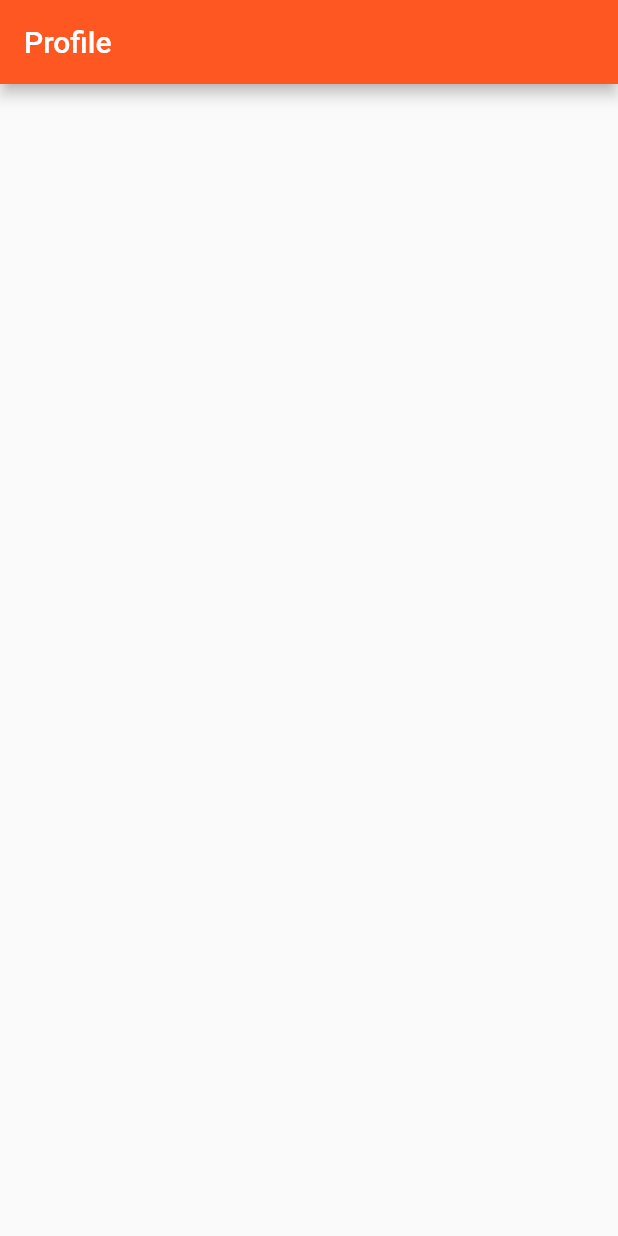
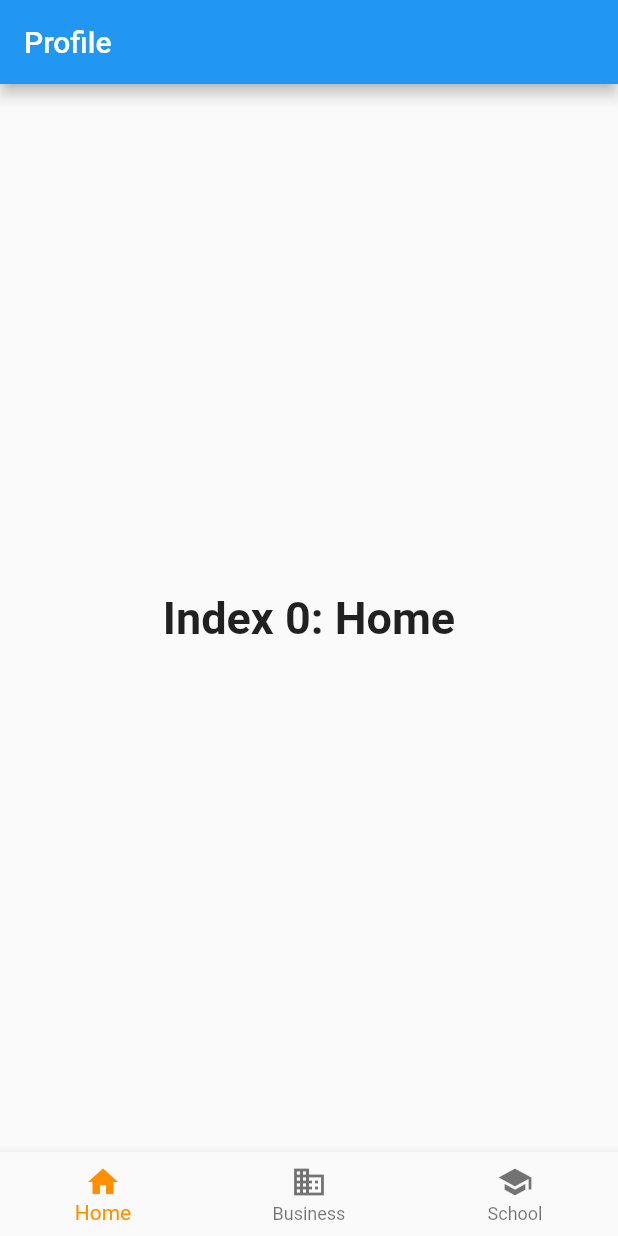
Before and after one commit to Jiinngerbread/TATAJ_MOBILE, a Flutter app: the Profile screen opened directly, on a phone screen of 412 x 824 dp. Run offline on Flutter 3.47's test engine with Material 2 defaults, Android fonts, the phone set to English and light mode, and no system bars.

Commit message:
added bottom navigation bar

```diff
--- a/split/lib/main.dart
+++ b/split/lib/main.dart
@@ -27,8 +27,9 @@
             bottom: TabBar(
               tabs: [
                 Tab(icon: Icon(Icons.home)),
+                Tab(icon: Icon(Icons.favorite)),
                 Tab(icon: Icon(Icons.portrait)),
-                Tab(icon: Icon(Icons.favorite)),
+
               ],
             ),
             title: Text('SPLIT'),
--- a/split/lib/screens/profile.dart
+++ b/split/lib/screens/profile.dart
@@ -4,15 +4,51 @@
 
 
 class Profile extends StatelessWidget {
+
+  int _selectedIndex = 0;
+static const TextStyle optionStyle = TextStyle(fontSize: 30, fontWeight: FontWeight.bold);
+static const List<Widget> _widgetOptions = <Widget>[
+  Text(
+    'Index 0: Home',
+    style: optionStyle,
+  ),
+  Text(
+     'Index 1: Business',
+     style: optionStyle,
+  ),
+  Text(
+     'Index 2: School',
+     style: optionStyle,
+  ),
+];
+
   @override
   Widget build(BuildContext context) {
     return new Scaffold(
-      appBar: new AppBar(title: new Text("Profile"), backgroundColor: Colors.deepOrange),
-      body: new Container(
-        child: new Center(
-          //child: GoalGrid(),
-        )
-      )
-    );
+      appBar: AppBar(
+      title: const Text('Profile'),
+    ),
+    body: Center(
+      child: _widgetOptions.elementAt(_selectedIndex),
+    ),
+      bottomNavigationBar: BottomNavigationBar(
+      items: const <BottomNavigationBarItem>[
+        BottomNavigationBarItem(
+          icon: Icon(Icons.home),
+          title: Text('Home'),
+        ),
+        BottomNavigationBarItem(
+          icon: Icon(Icons.business),
+          title: Text('Business'),
+        ),
+        BottomNavigationBarItem(
+          icon: Icon(Icons.school),
+          title: Text('School'),
+        ),
+      ],
+      currentIndex: _selectedIndex,
+      selectedItemColor: Colors.amber[800],
+    ),
+  );
   }
 }
--- a/split/lib/shared/bottom_tab.dart
+++ b/split/lib/shared/bottom_tab.dart
@@ -57,8 +57,8 @@
             controller: controller,
             tabs: <Tab>[
               new Tab(icon: new Icon(Icons.home)),
+              new Tab(icon: new Icon(Icons.favorite)),
               new Tab(icon: new Icon(Icons.portrait)),
-              new Tab(icon: new Icon(Icons.favorite))
             ]
           )
         ),
```
